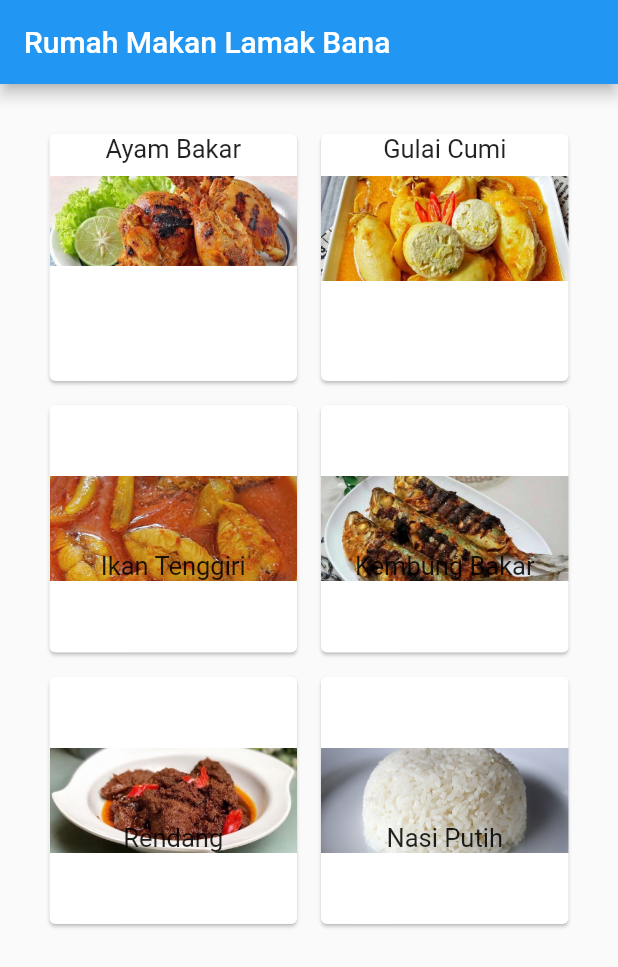
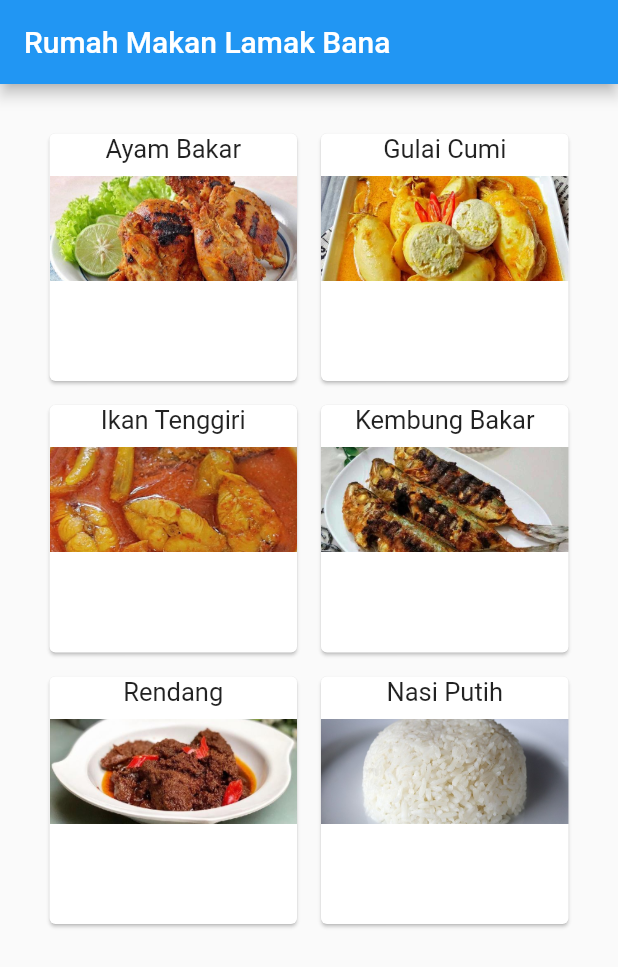
Before and after one commit to wb-aja/selection-menu, a Flutter app: the Makanan screen opened directly, on a phone screen of 412 x 824 dp. Shown: the top 967 px of the screen. Run offline on Flutter 3.47's test engine with Material 2 defaults, Android fonts, the phone set to English and light mode, and no system bars; our stand-ins replace hive, hive_flutter, splashscreen; accounts and stored records are empty.

```diff
--- a/lib/makanan.dart
+++ b/lib/makanan.dart
@@ -24,7 +24,7 @@ class Makanan extends StatelessWidget {
                     SizedBox(height: 8),
                     Ink.image(
                       image: AssetImage('assets/images/makanan/lauk_ayam_bakar.jpg'),
-                      height: 60,
+                      height: 70,
                       fit: BoxFit.cover,
                     ),
                   ],
@@ -58,16 +58,15 @@ class Makanan extends StatelessWidget {
               onTap: () {},
               splashColor: Colors.blue,
               child: Center(
-                child: Stack(
-                  alignment: Alignment.bottomCenter,
+                child: Column(
                   children: [
+                    Text("Ikan Tenggiri", style: TextStyle(fontSize: 17.0)),
+                    SizedBox(height: 8),
                     Ink.image(
                       image: AssetImage('assets/images/makanan/lauk_ikan_tenggiri_asam.jpg'),
                       height: 70,
                       fit: BoxFit.cover,
                     ),
-                    SizedBox(height: 8),
-                    Text("Ikan Tenggiri", style: TextStyle(fontSize: 17.0)),
                   ],
                 ),
               ),
@@ -79,16 +78,15 @@ class Makanan extends StatelessWidget {
               onTap: () {},
               splashColor: Colors.blue,
               child: Center(
-                child: Stack(
-                  alignment: Alignment.bottomCenter,
+                child: Column(
                   children: [
+                    Text("Kembung Bakar", style: TextStyle(fontSize: 17.0)),
+                    SizedBox(height: 8),
                     Ink.image(
                       image: AssetImage('assets/images/makanan/lauk_kembung_bakar.jpg'),
                       height: 70,
                       fit: BoxFit.cover,
                     ),
-                    SizedBox(height: 8),
-                    Text("Kembung Bakar", style: TextStyle(fontSize: 17.0)),
                   ],
                 ),
               ),
@@ -100,16 +98,15 @@ class Makanan extends StatelessWidget {
               onTap: () {},
               splashColor: Colors.blue,
               child: Center(
-                child: Stack(
-                  alignment: Alignment.bottomCenter,
+                child: Column(
                   children: [
+                    Text("Rendang", style: TextStyle(fontSize: 17.0)),
+                    SizedBox(height: 8),
                     Ink.image(
                       image: AssetImage('assets/images/makanan/lauk_rendang.jpg'),
                       height: 70,
                       fit: BoxFit.cover,
                     ),
-                    SizedBox(height: 8),
-                    Text("Rendang", style: TextStyle(fontSize: 17.0)),
                   ],
                 ),
               ),
@@ -121,16 +118,15 @@ class Makanan extends StatelessWidget {
               onTap: () {},
               splashColor: Colors.blue,
               child: Center(
-                child: Stack(
-                  alignment: Alignment.bottomCenter,
+                child: Column(
                   children: [
+                    Text("Nasi Putih", style: TextStyle(fontSize: 17.0)),
+                    SizedBox(height: 8),
                     Ink.image(
                       image: AssetImage('assets/images/makanan/nasi_putih.jpg'),
                       height: 70,
                       fit: BoxFit.cover,
                     ),
-                    SizedBox(height: 8),
-                    Text("Nasi Putih", style: TextStyle(fontSize: 17.0)),
                   ],
                 ),
               ),
```
Also changed, not shown: 1 other file.
